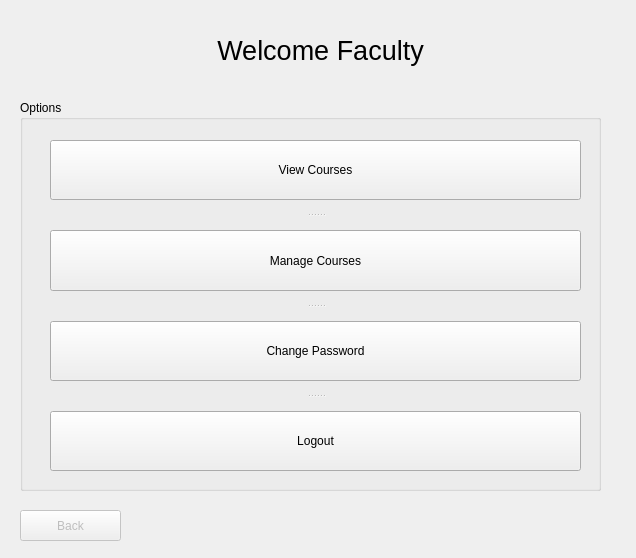
alixabahena/SIMS, file facultyView.ui: the form before one commit.
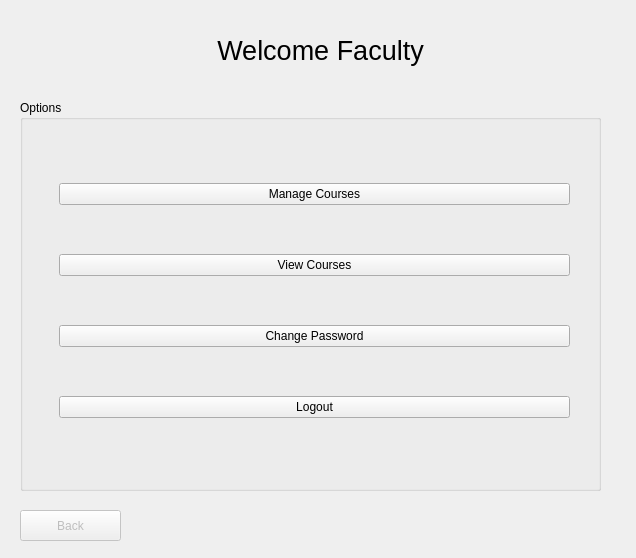
The form after the commit.

Commit message: Edited login window since the invalid error was being cut off. Removed splitters from student and faculty view and used horizontal layout instead

```diff
--- a/facultyView.ui
+++ b/facultyView.ui
@@ -59,41 +59,45 @@
      <property name="title">
       <string>Options</string>
      </property>
-     <widget class="QSplitter" name="splitter_2">
+     <widget class="QWidget" name="verticalLayoutWidget">
       <property name="geometry">
        <rect>
-        <x>30</x>
+        <x>39</x>
         <y>40</y>
-        <width>531</width>
-        <height>331</height>
+        <width>511</width>
+        <height>321</height>
        </rect>
       </property>
-      <property name="orientation">
-       <enum>Qt::Vertical</enum>
-      </property>
-      <property name="handleWidth">
-       <number>30</number>
-      </property>
-      <widget class="QPushButton" name="viewCoursesButton">
-       <property name="text">
-        <string>View Courses</string>
-       </property>
-      </widget>
+      <layout class="QVBoxLayout" name="verticalLayout">
+       <item>
       <widget class="QPushButton" name="manageCoursesButton">
        <property name="text">
         <string>Manage Courses</string>
        </property>
       </widget>
+       </item>
+       <item>
+        <widget class="QPushButton" name="viewCoursesButton">
+         <property name="text">
+          <string>View Courses</string>
+         </property>
+        </widget>
+       </item>
+       <item>
       <widget class="QPushButton" name="changePassButton">
        <property name="text">
         <string>Change Password</string>
        </property>
       </widget>
+       </item>
+       <item>
       <widget class="QPushButton" name="logoutButton_2">
        <property name="text">
         <string>Logout</string>
        </property>
       </widget>
+       </item>
+      </layout>
      </widget>
     </widget>
     <widget class="QLabel" name="usernameLabel">
```
Lines whose indentation alone changed are shown as unchanged. The commit also changes 5 other files.
